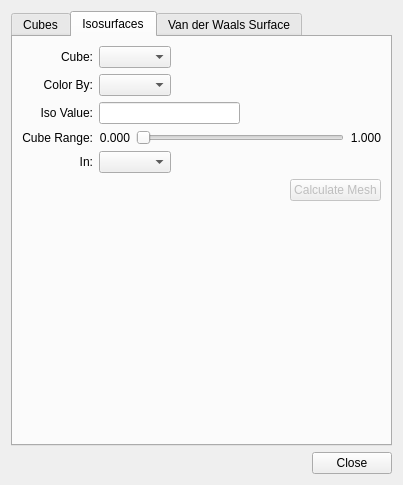
Old version of the form libavogadro/src/extensions/orbitaldialog.ui in the repository cryos/avogadro.
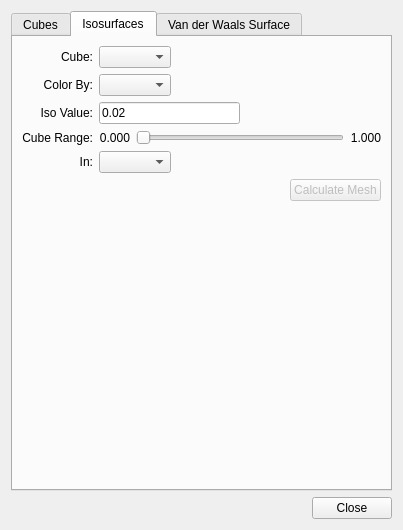
New version of the form. The open tabs and pages were chosen to show the change.

Commit message: Add a default value for isosurface cutoff. Should work OK for most orbitals.

Diff of the .ui file:
```diff
--- a/libavogadro/src/extensions/orbitaldialog.ui
+++ b/libavogadro/src/extensions/orbitaldialog.ui
@@ -6,7 +6,7 @@
     <x>0</x>
     <y>0</y>
     <width>403</width>
-    <height>485</height>
+    <height>530</height>
    </rect>
   </property>
   <property name="sizePolicy" >
@@ -483,7 +483,11 @@
        <item row="2" column="1" >
         <layout class="QHBoxLayout" name="horizontalLayout_19" >
          <item>
-          <widget class="QLineEdit" name="isoValue" />
+          <widget class="QLineEdit" name="isoValue" >
+           <property name="text" >
+            <string>0.02</string>
+           </property>
+          </widget>
          </item>
          <item>
           <spacer name="horizontalSpacer_5" >
```
Left out of the diff: 2 changed lines with no effect on the pictures.
